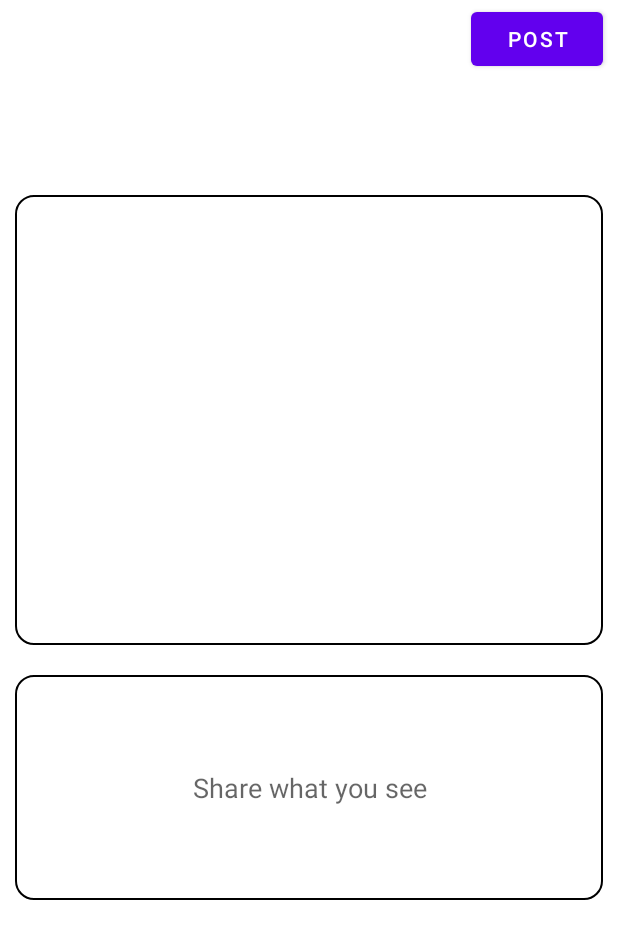
After one commit to PratyushSingh07/cyclofit, an Android app: the layout fragment_post.xml on its own in the app's theme, with its tools: preview values and no code run, on a phone screen of 412 x 824 dp. The commit adds this screen. Shown: the top 939 px of the screen. Run offline under Robolectric (Android 15) with nearby library versions, the phone set to English and light mode, and no system bars.

Commit message:
post fragment added

```diff
--- a/app/src/main/java/com/example/cyclofit/ui/fragment/CommunityFragment.kt
+++ b/app/src/main/java/com/example/cyclofit/ui/fragment/CommunityFragment.kt
@@ -4,6 +4,7 @@ import android.os.Bundle
 import android.view.LayoutInflater
 import android.view.View
 import android.view.ViewGroup
+import android.widget.Toast
 import androidx.recyclerview.widget.LinearLayoutManager
 import androidx.recyclerview.widget.RecyclerView
 import com.example.cyclofit.R
@@ -32,6 +33,12 @@ class CommunityFragment : BaseFragment() {
         val nameList= listOf<String>("ab","fe","efw","fhd","jr","3r","3r","ab","ab","ab","ab","ab","ab","ab","ab","ab","ab","ab")
         binding.rvCommunityName.adapter=CommunityListAdapter(nameList)
         binding.rvCommunityName.layoutManager=LinearLayoutManager(activity,LinearLayoutManager.HORIZONTAL,false)
+        binding.fab.setOnClickListener{
+            val postFragment=PostFragment()
+            requireActivity().supportFragmentManager.beginTransaction()
+                .replace(R.id.nav_host_fragment_activity_dashboard,postFragment)
+                .commit()
+        }
         return binding.root
     }
 
--- /dev/null
+++ b/app/src/main/java/com/example/cyclofit/ui/fragment/PostFragment.kt
@@ -0,0 +1,24 @@
+package com.example.cyclofit.ui.fragment
+
+import android.os.Bundle
+import androidx.fragment.app.Fragment
+import android.view.LayoutInflater
+import android.view.View
+import android.view.ViewGroup
+import com.example.cyclofit.R
+import com.example.cyclofit.databinding.FragmentHomeBinding
+import com.example.cyclofit.databinding.FragmentPostBinding
+
+class PostFragment : Fragment() {
+
+    lateinit var binding: FragmentPostBinding
+    override fun onCreateView(
+        inflater: LayoutInflater, container: ViewGroup?,
+        savedInstanceState: Bundle?
+    ): View? {
+        binding=FragmentPostBinding.inflate(inflater,container,false)
+        activity?.window!!.statusBarColor = requireActivity().getColor(R.color.dark_green)
+
+        return binding.root
+    }
+}
--- /dev/null
+++ b/app/src/main/res/drawable/edit_text_border.xml
@@ -0,0 +1,16 @@
+<?xml version="1.0" encoding="utf-8"?>
+<shape
+    xmlns:android="http://schemas.android.com/apk/res/android"
+    android:shape="rectangle">
+    <solid
+        android:color="@android:color/transparent"/>
+
+    <corners
+        android:bottomRightRadius="12dp"
+        android:bottomLeftRadius="12dp"
+        android:topLeftRadius="12dp"
+        android:topRightRadius="12dp"/>
+    <stroke
+        android:color="#000000"
+        android:width="1dp"/>
+</shape>
--- /dev/null
+++ b/app/src/main/res/layout/fragment_post.xml
@@ -0,0 +1,40 @@
+<?xml version="1.0" encoding="utf-8"?>
+<FrameLayout xmlns:android="http://schemas.android.com/apk/res/android"
+    xmlns:tools="http://schemas.android.com/tools"
+    android:layout_width="match_parent"
+    android:layout_height="match_parent"
+    tools:context=".ui.fragment.PostFragment">
+
+    <LinearLayout
+        android:layout_width="match_parent"
+        android:layout_height="match_parent"
+        android:orientation="vertical">
+        <Button
+            android:layout_width="wrap_content"
+            android:layout_height="wrap_content"
+            android:text="Post"
+            android:layout_gravity="end"
+            android:layout_marginTop="2dp"
+            android:layout_marginRight="10dp"/>
+        <ImageView
+            android:id="@+id/postImage"
+            android:layout_width="match_parent"
+            android:background="@drawable/edit_text_border"
+            android:layout_height="300dp"
+            android:layout_marginTop="80dp"
+            android:layout_marginLeft="10dp"
+            android:layout_marginRight="10dp"
+            android:layout_marginBottom="10dp"/>
+
+        <EditText
+            android:id="@+id/postDescription"
+            android:layout_width="match_parent"
+            android:layout_height="150dp"
+            android:layout_margin="10dp"
+            android:hint="Share what you see"
+            android:background="@drawable/edit_text_border"
+            android:textAlignment="center"/>
+    </LinearLayout>
+
+
+</FrameLayout>
```
